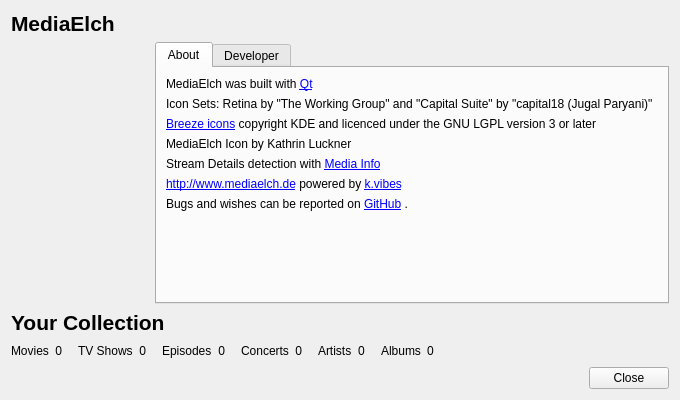
Komet/MediaElch, file src/ui/main/AboutDialog.ui: the form before one commit.
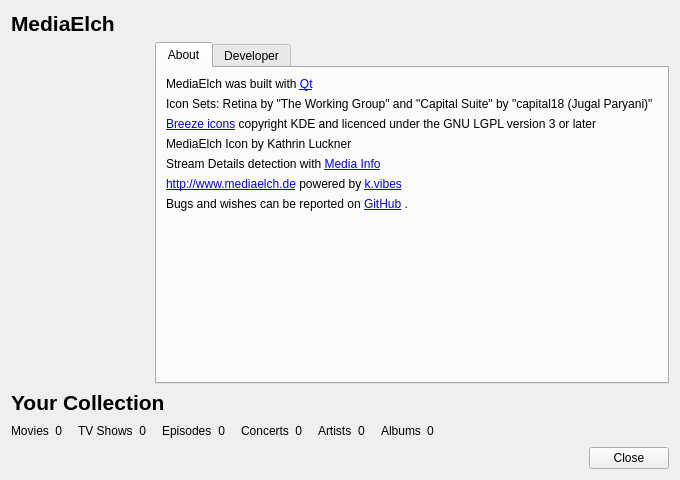
The form after the commit. Icons and pictures are not drawn.

Commit message: docs(About): Improve mediaelch.de URL: Add `/mediaelch` suffix

```diff
--- a/src/ui/main/AboutDialog.ui
+++ b/src/ui/main/AboutDialog.ui
@@ -10,7 +10,7 @@
     <x>0</x>
     <y>0</y>
     <width>680</width>
-    <height>400</height>
+    <height>480</height>
    </rect>
   </property>
   <property name="minimumSize">
@@ -265,7 +265,6 @@
      <property name="font">
       <font>
        <pointsize>16</pointsize>
-       <weight>75</weight>
        <bold>true</bold>
       </font>
      </property>
```
Left out of the diff: 3 changed lines with no effect on the pictures.
